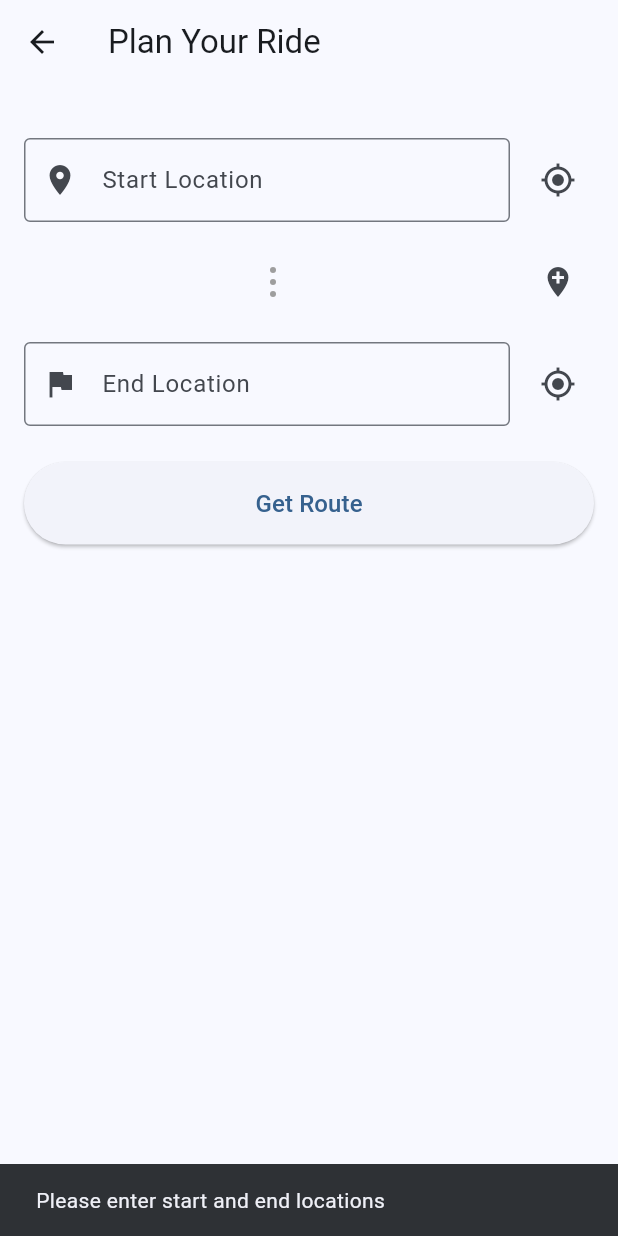
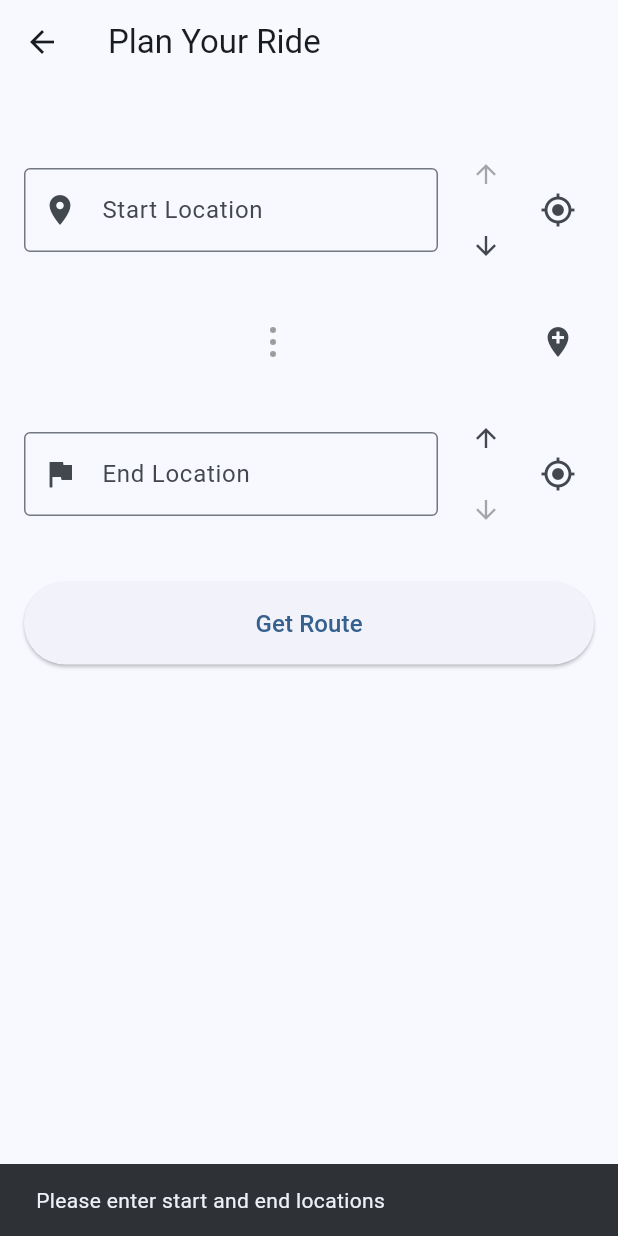
Before and after one commit to jackxuhong/free_ride, a Flutter app: the InputScreen screen opened directly, after a tap on the "add location" icon, after a tap on the "close" icon, after a tap on "Get Route", on a phone screen of 412 x 824 dp. Run offline on Flutter 3.47's test engine with Material 3 defaults, Android fonts, the light colour scheme and no system bars; our stand-ins replace fl_chart, flutter_dotenv, flutter_map, geocoding, geolocator, hive and 2 more; accounts and stored records are empty.

Commit message:
Refactor InputScreen to manage locations with a unified controller list and improve UI for adding/removing locations

```diff
--- a/lib/screens/input_screen.dart
+++ b/lib/screens/input_screen.dart
@@ -18,68 +18,71 @@ class InputScreen extends StatefulWidget {
 }
 
 class _InputScreenState extends State<InputScreen> {
-  final _startController = TextEditingController();
-  final _endController = TextEditingController();
-  final List<TextEditingController> _waypointControllers = [];
+  // All locations in order: first is start, last is end, middle are stops
+  final List<TextEditingController> _locationControllers = [
+    TextEditingController(), // Start
+    TextEditingController(), // End
+  ];
   final _locationService = LocationService();
   final _geocodingService = GeocodingService();
   final _storageService = RouteStorageService();
   final _profileService = ProfileService();
   final _previewMapController = MapController();
 
-  bool _isLoadingStart = false;
-  bool _isLoadingEnd = false;
+  int? _loadingLocationIndex;
   String? _selectedRouteId;
 
   @override
   void dispose() {
-    _startController.dispose();
-    _endController.dispose();
-    for (var controller in _waypointControllers) {
+    for (var controller in _locationControllers) {
       controller.dispose();
     }
     _previewMapController.dispose();
     super.dispose();
   }
 
-  void _addWaypoint() {
+  void _addLocation() {
     setState(() {
-      _waypointControllers.add(TextEditingController());
+      // Insert before the last item (end location)
+      _locationControllers.insert(_locationControllers.length - 1, TextEditingController());
     });
   }
 
-  void _removeWaypoint(int index) {
+  void _removeLocation(int index) {
+    // Can't remove if only 2 locations (start and end)
+    if (_locationControllers.length <= 2) return;
+
     setState(() {
-      _waypointControllers[index].dispose();
-      _waypointControllers.removeAt(index);
+      _locationControllers[index].dispose();
+      _locationControllers.removeAt(index);
     });
   }
 
-  void _moveWaypointUp(int index) {
+  void _moveLocationUp(int index) {
     if (index > 0) {
       setState(() {
-        final controller = _waypointControllers.removeAt(index);
-        _waypointControllers.insert(index - 1, controller);
+        final controller = _locationControllers.removeAt(index);
+        _locationControllers.insert(index - 1, controller);
       });
     }
   }
 
-  void _moveWaypointDown(int index) {
-    if (index < _waypointControllers.length - 1) {
+  void _moveLocationDown(int index) {
+    if (index < _locationControllers.length - 1) {
       setState(() {
-        final controller = _waypointControllers.removeAt(index);
-        _waypointControllers.insert(index + 1, controller);
+        final controller = _locationControllers.removeAt(index);
+        _locationControllers.insert(index + 1, controller);
       });
     }
   }
 
-  Future<void> _useCurrentLocationForStart() async {
-    setState(() => _isLoadingStart = true);
+  Future<void> _useCurrentLocation(int index) async {
+    setState(() => _loadingLocationIndex = index);
 
     try {
       final position = await _locationService.getCurrentPosition();
       final address = await _geocodingService.reverseGeocode(position);
-      _startController.text = address;
+      _locationControllers[index].text = address;
     } catch (e) {
       if (mounted) {
         ScaffoldMessenger.of(context).showSnackBar(
@@ -87,30 +90,12 @@ class _InputScreenState extends State<InputScreen> {
         );
       }
     } finally {
-      setState(() => _isLoadingStart = false);
-    }
-  }
-
-  Future<void> _useCurrentLocationForEnd() async {
-    setState(() => _isLoadingEnd = true);
-
-    try {
-      final position = await _locationService.getCurrentPosition();
-      final address = await _geocodingService.reverseGeocode(position);
-      _endController.text = address;
-    } catch (e) {
-      if (mounted) {
-        ScaffoldMessenger.of(context).showSnackBar(
-          SnackBar(content: Text('Failed to get location: $e')),
-        );
-      }
-    } finally {
-      setState(() => _isLoadingEnd = false);
+      setState(() => _loadingLocationIndex = null);
     }
   }
 
   Future<void> _getRoute() async {
-    if (_startController.text.isEmpty || _endController.text.isEmpty) {
+    if (_locationControllers.first.text.isEmpty || _locationControllers.last.text.isEmpty) {
       ScaffoldMessenger.of(context).showSnackBar(
         const SnackBar(content: Text('Please enter start and end locations')),
       );
@@ -120,16 +105,18 @@ class _InputScreenState extends State<InputScreen> {
     try {
       final routeProvider = context.read<RouteProvider>();
 
-      // Get waypoint addresses
-      final waypoints = _waypointControllers
+      // Get waypoints (all locations except first and last)
+      final waypoints = _locationControllers.length > 2
+          ? _locationControllers.sublist(1, _locationControllers.length - 1)
               .map((c) => c.text)
               .where((text) => text.isNotEmpty)
-          .toList();
+              .toList()
+          : null;
 
       await routeProvider.fetchRoute(
-        _startController.text,
-        _endController.text,
-        waypointInputs: waypoints.isNotEmpty ? waypoints : null,
+        _locationControllers.first.text,
+        _locationControllers.last.text,
+        waypointInputs: waypoints,
       );
 
       // Route preview will show automatically when currentRoute is not null
@@ -213,15 +200,19 @@ class _InputScreenState extends State<InputScreen> {
     final route = _storageService.getRouteById(routeId);
     if (route == null) return;
 
-    // Populate fields
-    _startController.text = route.startAddress;
-    _endController.text = route.endAddress;
+    // Clear existing controllers except first 2
+    while (_locationControllers.length > 2) {
+      _locationControllers.removeLast().dispose();
+    }
 
-    // Clear existing waypoints
-    for (var controller in _waypointControllers) {
-      controller.dispose();
-    }
-    _waypointControllers.clear();
+    // Set start and end
+    _locationControllers[0].text = route.startAddress;
+    _locationControllers[1].text = route.endAddress;
+
+    // Add waypoints (if any) - insert before end location
+    // waypoints are stored in the route, need to get them
+    // Since SavedRoute might not have waypoints field, we'll skip for now
+    // The route will be loaded into provider which has the waypoint data
 
     // Load the route into provider
     context.read<RouteProvider>().loadRoute(route);
@@ -290,91 +281,124 @@ class _InputScreenState extends State<InputScreen> {
                 ),
 
                 // Start location
+                // All locations section - dynamic labels based on position
+                ..._locationControllers.asMap().entries.map((entry) {
+                  final index = entry.key;
+                  final controller = entry.value;
+                  final isFirst = index == 0;
+                  final isLast = index == _locationControllers.length - 1;
+
+                  // Determine label and icon
+                  String label;
+                  IconData icon;
+                  if (isFirst) {
+                    label = 'Start Location';
+                    icon = Icons.location_on;
+                  } else if (isLast) {
+                    label = 'End Location';
+                    icon = Icons.flag;
+                  } else {
+                    label = 'Stop ${index}';
+                    icon = Icons.place;
+                  }
+
+                  return Column(
+                    children: [
+                      if (index > 0) const SizedBox(height: 16),
                       Row(
                         children: [
                           Expanded(
                             child: TextField(
-                        controller: _startController,
-                        decoration: const InputDecoration(
-                          labelText: 'Start Location',
+                              controller: controller,
+                              decoration: InputDecoration(
+                                labelText: label,
                                 hintText: 'Enter address or lat,lng',
-                          prefixIcon: Icon(Icons.location_on),
-                          border: OutlineInputBorder(),
+                                prefixIcon: Icon(icon),
+                                border: const OutlineInputBorder(),
                               ),
                             ),
                           ),
                           const SizedBox(width: 8),
+
+                          // Show move buttons for middle items, location button for all
+                          if (!isFirst && !isLast) ...[
+                            Column(
+                              mainAxisSize: MainAxisSize.min,
+                              children: [
                                 IconButton(
-                      icon: _isLoadingStart
+                                  icon: const Icon(Icons.arrow_upward, size: 20),
+                                  onPressed: () => _moveLocationUp(index),
+                                  padding: EdgeInsets.zero,
+                                  constraints: const BoxConstraints(
+                                    minWidth: 32,
+                                    minHeight: 32,
+                                  ),
+                                  tooltip: 'Move up',
+                                ),
+                                IconButton(
+                                  icon: const Icon(Icons.arrow_downward, size: 20),
+                                  onPressed: () => _moveLocationDown(index),
+                                  padding: EdgeInsets.zero,
+                                  constraints: const BoxConstraints(
+                                    minWidth: 32,
+                                    minHeight: 32,
+                                  ),
+                                  tooltip: 'Move down',
+                                ),
+                              ],
+                            ),
+                            IconButton(
+                              icon: const Icon(Icons.close, color: Colors.red),
+                              onPressed: () => _removeLocation(index),
+                              tooltip: 'Remove stop',
+                            ),
+                          ] else ...[
+                            // Show move buttons for start/end locations
+                            Column(
+                              mainAxisSize: MainAxisSize.min,
+                              children: [
+                                IconButton(
+                                  icon: const Icon(Icons.arrow_upward, size: 20),
+                                  onPressed: !isFirst ? () => _moveLocationUp(index) : null,
+                                  padding: EdgeInsets.zero,
+                                  constraints: const BoxConstraints(
+                                    minWidth: 32,
+                                    minHeight: 32,
+                                  ),
+                                  tooltip: 'Move up',
+                                ),
+                                IconButton(
+                                  icon: const Icon(Icons.arrow_downward, size: 20),
+                                  onPressed: !isLast ? () => _moveLocationDown(index) : null,
+                                  padding: EdgeInsets.zero,
+                                  constraints: const BoxConstraints(
+                                    minWidth: 32,
+                                    minHeight: 32,
+                                  ),
+                                  tooltip: 'Move down',
+                                ),
+                              ],
+                            ),
+                            IconButton(
+                              icon: _loadingLocationIndex == index
                                   ? const SizedBox(
                                       width: 24,
                                       height: 24,
                                       child: CircularProgressIndicator(strokeWidth: 2),
                                     )
                                   : const Icon(Icons.my_location),
-                      onPressed: _isLoadingStart ? null : _useCurrentLocationForStart,
+                              onPressed: _loadingLocationIndex == index
+                                  ? null
+                                  : () => _useCurrentLocation(index),
                               tooltip: 'Use current location',
                             ),
                           ],
-                ),
-                const SizedBox(height: 16),
-
-                // Waypoints section
-                ..._waypointControllers.asMap().entries.map((entry) {
-                  final index = entry.key;
-                  final controller = entry.value;
-                  return Padding(
-                    padding: const EdgeInsets.only(bottom: 16),
-                    child: Row(
-                      children: [
-                        Expanded(
-                          child: TextField(
-                            controller: controller,
-                            decoration: InputDecoration(
-                              labelText: 'Stop ${index + 1}',
-                              hintText: 'Enter address',
-                              prefixIcon: const Icon(Icons.place),
-                              border: const OutlineInputBorder(),
-                            ),
-                          ),
-                        ),
-                        const SizedBox(width: 8),
-                        Column(
-                          mainAxisSize: MainAxisSize.min,
-                          children: [
-                            IconButton(
-                              icon: const Icon(Icons.arrow_upward, size: 20),
-                              onPressed: index > 0 ? () => _moveWaypointUp(index) : null,
-                              padding: EdgeInsets.zero,
-                              constraints: const BoxConstraints(
-                                minWidth: 32,
-                                minHeight: 32,
-                              ),
-                            ),
-                            IconButton(
-                              icon: const Icon(Icons.arrow_downward, size: 20),
-                              onPressed: index < _waypointControllers.length - 1
-                                  ? () => _moveWaypointDown(index)
-                                  : null,
-                              padding: EdgeInsets.zero,
-                              constraints: const BoxConstraints(
-                                minWidth: 32,
-                                minHeight: 32,
-                              ),
-                            ),
                         ],
                       ),
-                        IconButton(
-                          icon: const Icon(Icons.close, color: Colors.red),
-                          onPressed: () => _removeWaypoint(index),
-                          tooltip: 'Remove stop',
-                        ),
-                      ],
-                    ),
-                  );
-                }).toList(),
 
-                // Vertical dots and Add Stop button
+                      // Add dots and button after each item except the last
+                      if (!isLast) ...[
+                        const SizedBox(height: 16),
                         Row(
                           children: [
                             Expanded(
@@ -397,41 +421,15 @@ class _InputScreenState extends State<InputScreen> {
                             ),
                             IconButton(
                               icon: const Icon(Icons.add_location),
-                      onPressed: _addWaypoint,
+                              onPressed: _addLocation,
                               tooltip: 'Add Stop',
                             ),
                           ],
                         ),
-
-                // End location
-                const SizedBox(height: 16),
-                Row(
-                  children: [
-                    Expanded(
-                      child: TextField(
-                        controller: _endController,
-                        decoration: const InputDecoration(
-                          labelText: 'End Location',
-                          hintText: 'Enter address or lat,lng',
-                          prefixIcon: Icon(Icons.flag),
-                          border: OutlineInputBorder(),
-                        ),
-                      ),
-                    ),
-                    const SizedBox(width: 8),
-                    IconButton(
-                      icon: _isLoadingEnd
-                          ? const SizedBox(
-                              width: 24,
-                              height: 24,
-                              child: CircularProgressIndicator(strokeWidth: 2),
-                            )
-                          : const Icon(Icons.my_location),
-                      onPressed: _isLoadingEnd ? null : _useCurrentLocationForEnd,
-                      tooltip: 'Use current location',
-                    ),
                       ],
-                ),
+                    ],
+                  );
+                }).toList(),
                 const SizedBox(height: 24),
                 // Get Route button
                 ElevatedButton(
```
Lines whose indentation alone changed are shown as unchanged.
